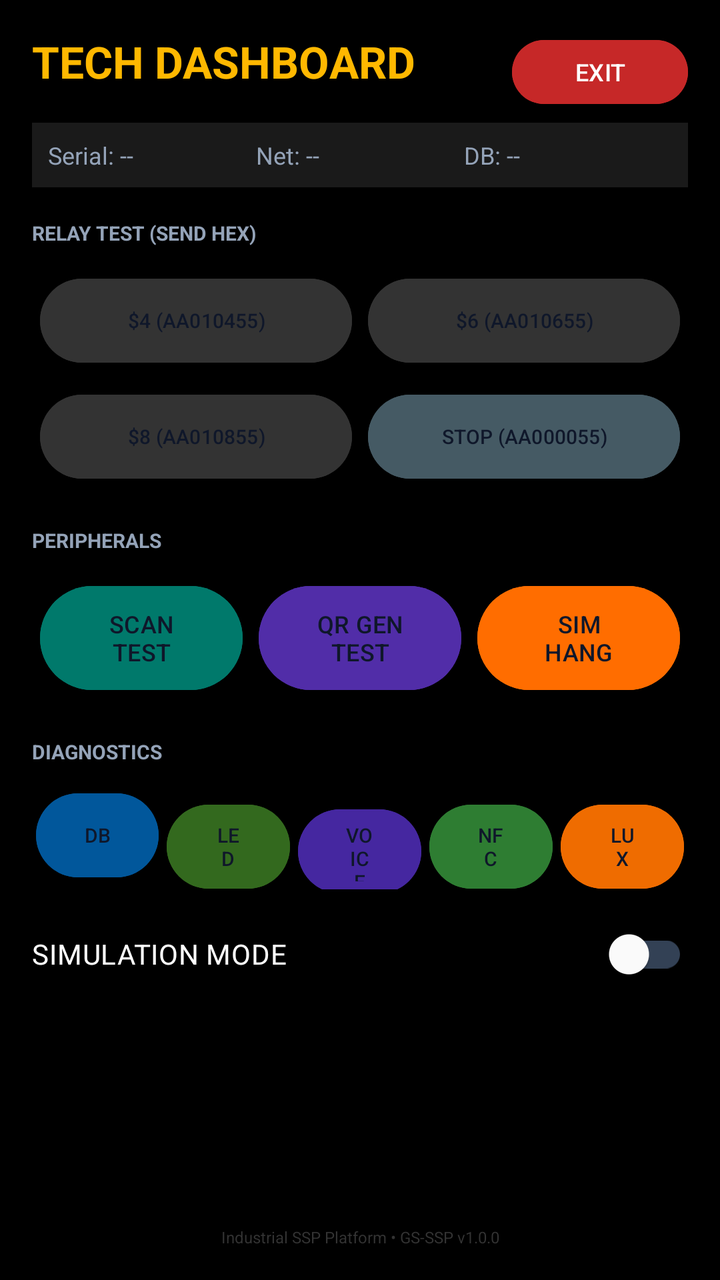
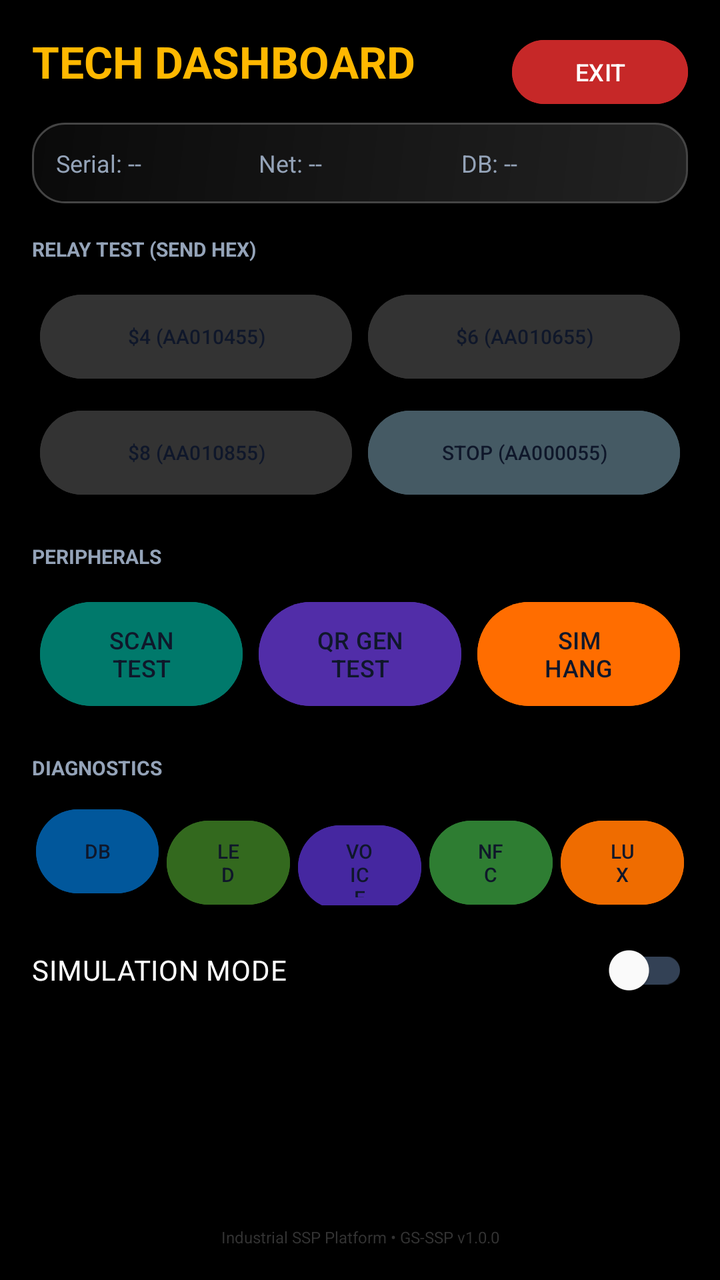

Before-and-after screenshots of an Android layout around one commit, followed by the original layout XML and the change that was made.
<!-- AndroidManifest.xml: application theme Theme.SSP -->
<!-- res/layout/dialog_maintenance.xml -->
<?xml version="1.0" encoding="utf-8"?>
<androidx.constraintlayout.widget.ConstraintLayout xmlns:android="http://schemas.android.com/apk/res/android"
    xmlns:app="http://schemas.android.com/apk/res-auto"
    android:layout_width="match_parent"
    android:layout_height="match_parent"
    android:background="@color/bg_dark"
    android:padding="16dp">

    
    <TextView
        android:id="@+id/tv_dash_title"
        android:layout_width="0dp"
        android:layout_height="wrap_content"
        android:text="TECH DASHBOARD"
        android:textColor="@color/gold_accent"
        android:textSize="22sp"
        android:textStyle="bold"
        app:layout_constraintEnd_toStartOf="@id/btn_dash_exit"
        app:layout_constraintStart_toStartOf="parent"
        app:layout_constraintTop_toTopOf="parent" />

    <Button
        android:id="@+id/btn_dash_exit"
        android:layout_width="wrap_content"
        android:layout_height="40dp"
        android:backgroundTint="@color/alert_red_bg"
        android:text="EXIT"
        android:textColor="@color/text_light"
        android:textSize="12sp"
        app:layout_constraintEnd_toEndOf="parent"
        app:layout_constraintTop_toTopOf="parent" />

    
    <LinearLayout
        android:id="@+id/layout_status"
        android:layout_width="match_parent"
        android:layout_height="wrap_content"
        android:layout_marginTop="16dp"
        android:background="@color/bg_card_selected"
        android:orientation="horizontal"
        android:padding="8dp"
        app:layout_constraintTop_toBottomOf="@id/tv_dash_title">

        <TextView
            android:id="@+id/tv_status_serial"
            android:layout_width="0dp"
            android:layout_height="wrap_content"
            android:layout_weight="1"
            android:text="Serial: --"
            android:textColor="@color/text_muted"
            android:textSize="12sp" />

        <TextView
            android:id="@+id/tv_status_network"
            android:layout_width="0dp"
            android:layout_height="wrap_content"
            android:layout_weight="1"
            android:text="Net: --"
            android:textColor="@color/text_muted"
            android:textSize="12sp" />

        <TextView
            android:id="@+id/tv_status_db"
            android:layout_width="0dp"
            android:layout_height="wrap_content"
            android:layout_weight="1"
            android:text="DB: --"
            android:textColor="@color/text_muted"
            android:textSize="12sp" />
    </LinearLayout>

    
    <TextView
        android:id="@+id/tv_relay_label"
        android:layout_width="wrap_content"
        android:layout_height="wrap_content"
        android:layout_marginTop="16dp"
        android:text="RELAY TEST (SEND HEX)"
        android:textColor="@color/text_muted"
        android:textSize="10sp"
        android:textStyle="bold"
        app:layout_constraintStart_toStartOf="parent"
        app:layout_constraintTop_toBottomOf="@id/layout_status" />

    <GridLayout
        android:id="@+id/grid_relays"
        android:layout_width="match_parent"
        android:layout_height="wrap_content"
        android:layout_marginTop="8dp"
        android:columnCount="2"
        android:rowCount="2"
        app:layout_constraintTop_toBottomOf="@id/tv_relay_label">

        <Button
            android:id="@+id/btn_test_4"
            android:layout_width="0dp"
            android:layout_height="50dp"
            android:layout_columnWeight="1"
            android:layout_margin="4dp"
            android:backgroundTint="@color/btn_neutral_bg"
            android:text="$4 (AA010455)"
            android:textSize="10sp" />

        <Button
            android:id="@+id/btn_test_6"
            android:layout_width="0dp"
            android:layout_height="50dp"
            android:layout_columnWeight="1"
            android:layout_margin="4dp"
            android:backgroundTint="@color/btn_neutral_bg"
            android:text="$6 (AA010655)"
            android:textSize="10sp" />

        <Button
            android:id="@+id/btn_test_8"
            android:layout_width="0dp"
            android:layout_height="50dp"
            android:layout_columnWeight="1"
            android:layout_margin="4dp"
            android:backgroundTint="@color/btn_neutral_bg"
            android:text="$8 (AA010855)"
            android:textSize="10sp" />

        <Button
            android:id="@+id/btn_test_stop"
            android:layout_width="0dp"
            android:layout_height="50dp"
            android:layout_columnWeight="1"
            android:layout_margin="4dp"
            android:backgroundTint="@color/diag_slate"
            android:text="STOP (AA000055)"
            android:textSize="10sp" />
    </GridLayout>

    
    <TextView
        android:id="@+id/tv_periph_label"
        android:layout_width="wrap_content"
        android:layout_height="wrap_content"
        android:layout_marginTop="16dp"
        android:text="PERIPHERALS"
        android:textColor="@color/text_muted"
        android:textSize="10sp"
        android:textStyle="bold"
        app:layout_constraintStart_toStartOf="parent"
        app:layout_constraintTop_toBottomOf="@id/grid_relays" />

    <LinearLayout
        android:id="@+id/layout_periph"
        android:layout_width="match_parent"
        android:layout_height="wrap_content"
        android:layout_marginTop="8dp"
        android:orientation="horizontal"
        app:layout_constraintTop_toBottomOf="@id/tv_periph_label">

        <Button
            android:id="@+id/btn_test_scan"
            android:layout_width="0dp"
            android:layout_height="60dp"
            android:layout_margin="4dp"
            android:layout_weight="1"
            android:backgroundTint="@color/diag_teal"
            android:text="SCAN TEST"
            android:textSize="12sp" />

        <Button
            android:id="@+id/btn_test_qr_gen"
            android:layout_width="0dp"
            android:layout_height="60dp"
            android:layout_margin="4dp"
            android:layout_weight="1"
            android:backgroundTint="@color/diag_deep_purple"
            android:text="QR GEN TEST"
            android:textSize="12sp" />

        <Button
            android:id="@+id/btn_sim_hang"
            android:layout_width="0dp"
            android:layout_height="60dp"
            android:layout_margin="4dp"
            android:layout_weight="1"
            android:backgroundTint="@color/diag_orange"
            android:text="SIM HANG"
            android:textSize="12sp" />
    </LinearLayout>

    
    <TextView
        android:id="@+id/tv_diag_label"
        android:layout_width="wrap_content"
        android:layout_height="wrap_content"
        android:layout_marginTop="16dp"
        android:text="DIAGNOSTICS"
        android:textColor="@color/text_muted"
        android:textSize="10sp"
        android:textStyle="bold"
        app:layout_constraintStart_toStartOf="parent"
        app:layout_constraintTop_toBottomOf="@id/layout_periph" />

    <LinearLayout
        android:id="@+id/layout_diag"
        android:layout_width="match_parent"
        android:layout_height="wrap_content"
        android:layout_marginTop="8dp"
        android:orientation="horizontal"
        app:layout_constraintTop_toBottomOf="@id/tv_diag_label">

        <Button
            android:id="@+id/btn_test_db"
            android:layout_width="0dp"
            android:layout_height="50dp"
            android:layout_margin="2dp"
            android:layout_weight="1"
            android:backgroundTint="@color/diag_blue"
            android:text="DB"
            android:textSize="10sp" />

        <Button
            android:id="@+id/btn_test_led"
            android:layout_width="0dp"
            android:layout_height="50dp"
            android:layout_margin="2dp"
            android:layout_weight="1"
            android:backgroundTint="@color/diag_olive"
            android:text="LED"
            android:textSize="10sp" />

        <Button
            android:id="@+id/btn_test_voice"
            android:layout_width="0dp"
            android:layout_height="50dp"
            android:layout_margin="2dp"
            android:layout_weight="1"
            android:backgroundTint="@color/diag_purple"
            android:text="VOICE"
            android:textSize="10sp" />

        <Button
            android:id="@+id/btn_test_nfc"
            android:layout_width="0dp"
            android:layout_height="50dp"
            android:layout_margin="2dp"
            android:layout_weight="1"
            android:backgroundTint="@color/success_bg"
            android:text="NFC"
            android:textSize="10sp" />

        <Button
            android:id="@+id/btn_test_brightness"
            android:layout_width="0dp"
            android:layout_height="50dp"
            android:layout_margin="2dp"
            android:layout_weight="1"
            android:backgroundTint="@color/diag_amber"
            android:text="LUX"
            android:textSize="10sp" />
    </LinearLayout>

    
    <androidx.appcompat.widget.SwitchCompat
        android:id="@+id/switch_sim_mode"
        android:layout_width="match_parent"
        android:layout_height="wrap_content"
        android:layout_marginTop="100dp"
        android:text="SIMULATION MODE"
        android:textColor="@color/text_light"
        android:textSize="14sp"
        app:layout_constraintTop_toBottomOf="@id/layout_periph" />

    
    <TextView
        android:layout_width="wrap_content"
        android:layout_height="wrap_content"
        android:text="Industrial SSP Platform • GS-SSP v1.0.0"
        android:textColor="@color/text_faint"
        android:textSize="8sp"
        app:layout_constraintBottom_toBottomOf="parent"
        app:layout_constraintEnd_toEndOf="parent"
        app:layout_constraintStart_toStartOf="parent" />

</androidx.constraintlayout.widget.ConstraintLayout>
<!-- resources referenced by this layout -->
<resources>
  <color name="alert_red_bg">#C62828</color>
  <color name="bg_card_selected">#1A1A1A</color>
  <color name="bg_dark">#000000</color>
  <color name="btn_neutral_bg">#333333</color>
  <color name="diag_amber">#EF6C00</color>
  <color name="diag_blue">#01579B</color>
  <color name="diag_deep_purple">#512DA8</color>
  <color name="diag_olive">#33691E</color>
  <color name="diag_orange">#FF6D00</color>
  <color name="diag_purple">#4527A0</color>
  <color name="diag_slate">#455A64</color>
  <color name="diag_teal">#00796B</color>
  <color name="gold_accent">#FFB800</color>
  <color name="success_bg">#2E7D32</color>
  <color name="text_faint">#333333</color>
  <color name="text_light">#FFFFFF</color>
  <color name="text_muted">#94A3B8</color>
  <style name="Theme.SSP" parent="Theme.Material3.Dark.NoActionBar">
          
          <item name="colorPrimary">@color/gold_accent</item>
          <item name="colorOnPrimary">@color/text_dark</item>
          <item name="colorSecondary">@color/royal_blue</item>
          <item name="colorOnSecondary">@color/text_dark</item>
          <item name="colorError">@color/coral_red</item>
          <item name="colorOnError">@color/text_light</item>
          <item name="colorSurface">@color/bg_card</item>
          <item name="colorOnSurface">@color/text_light</item>
          <item name="colorSurfaceVariant">@color/bg_card_selected</item>
          <item name="colorOnSurfaceVariant">@color/text_muted</item>
          <item name="colorOutline">@color/border_light</item>
          <item name="android:windowBackground">@color/bg_dark</item>
          <item name="android:windowNoTitle">true</item>
          <item name="android:windowActionBar">false</item>
      </style>
  <color name="text_dark">#0F172A</color>
  <color name="royal_blue">#00D1FF</color>
  <color name="coral_red">#FF5252</color>
  <color name="bg_card">#121212</color>
  <color name="border_light">#334155</color>
</resources>

<!-- the commit's change to res/layout/dialog_maintenance.xml (unified diff, before → after) -->
@@ -36,9 +36,10 @@
         android:layout_width="match_parent"
         android:layout_height="wrap_content"
         android:layout_marginTop="16dp"
-        android:background="@color/bg_card_selected"
+        android:background="@drawable/bg_glass_card"
+        android:elevation="4dp"
         android:orientation="horizontal"
-        android:padding="8dp"
+        android:padding="12dp"
         app:layout_constraintTop_toBottomOf="@id/tv_dash_title">
 
         <TextView
<!-- resource entries referenced after the edit -->
@@ -17,6 +17,35 @@
   <color name="text_faint">#333333</color>
   <color name="text_light">#FFFFFF</color>
   <color name="text_muted">#94A3B8</color>
+  <!-- drawable bg_glass_card (drawable) -->
+  <?xml version="1.0" encoding="utf-8"?>
+  <ripple xmlns:android="http://schemas.android.com/apk/res/android"
+      android:color="@color/ripple_color">
+      <item>
+          <layer-list>
+              
+              <item>
+                  <shape android:shape="rectangle">
+                      <corners android:radius="16dp" />
+                      <stroke
+                          android:width="1dp"
+                          android:color="@color/glass_border" />
+                  </shape>
+              </item>
+              
+              <item android:bottom="1dp" android:left="1dp" android:right="1dp" android:top="1dp">
+                  <shape android:shape="rectangle">
+                      <corners android:radius="15dp" />
+                      <gradient
+                          android:angle="135"
+                          android:endColor="@color/glass_white_low"
+                          android:startColor="@color/glass_white_high"
+                          android:type="linear" />
+                  </shape>
+              </item>
+          </layer-list>
+      </item>
+  </ripple>
   <style name="Theme.SSP" parent="Theme.Material3.Dark.NoActionBar">
           
           <item name="colorPrimary">@color/gold_accent</item>
@@ -34,6 +63,10 @@
           <item name="android:windowNoTitle">true</item>
           <item name="android:windowActionBar">false</item>
       </style>
+  <color name="ripple_color">#475569</color>
+  <color name="glass_border">#44FFFFFF</color>
+  <color name="glass_white_low">#0AFFFFFF</color>
+  <color name="glass_white_high">#22FFFFFF</color>
   <color name="text_dark">#0F172A</color>
   <color name="royal_blue">#00D1FF</color>
   <color name="coral_red">#FF5252</color>
